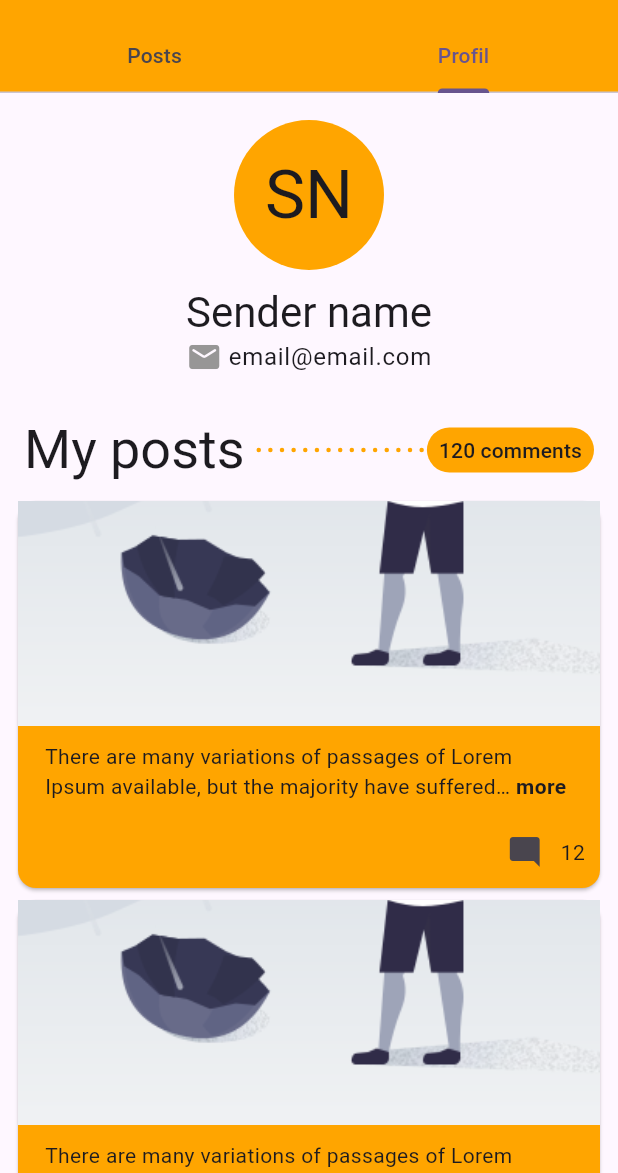
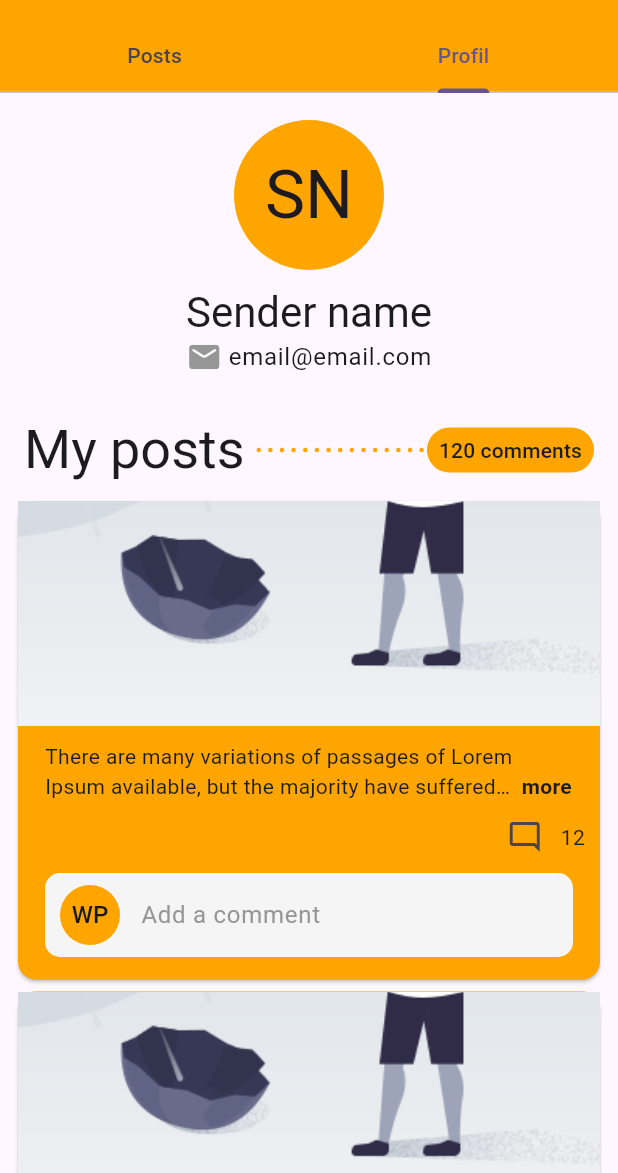
Before and after one commit to maniangdoz/exo_post, a Flutter app: the HomeScreen screen opened directly with empty values, tab 2 chosen, on a phone screen of 412 x 824 dp, the part 63-1236 px from its top. Run offline on Flutter 3.47's test engine with Material 2 defaults, Android fonts, the phone set to English and light mode, and no system bars; drawn by our look-alikes of readmore; our stand-ins replace bloc, equatable, flutter_animate, flutter_bloc, get_it, go_router and 4 more; accounts and stored records are empty.

Commit message:
add comment and view comment

```diff
--- a/lib/common/router.dart
+++ b/lib/common/router.dart
@@ -31,7 +31,7 @@ class ScreenPaths {
 final _rootNavigatorKey = GlobalKey<NavigatorState>();
 
 final appRouter = GoRouter(
-  initialLocation: '/home/0',
+  initialLocation: '/home/1',
   navigatorKey: _rootNavigatorKey,
   errorBuilder: (context, state) {
     log(state.error!.message);
--- a/lib/common/utils/app_validator.dart
+++ b/lib/common/utils/app_validator.dart
@@ -23,4 +23,11 @@ class AppValidors {
     }
     return null;
   }
+
+   static String? commentValidtor(String? value) {
+    if (value == null || value.isEmpty) {
+      return "Comment must not be empty";
+    }
+    return null;
+  }
 }
--- a/lib/features/auth/presentation/pages/auth_screen.dart
+++ b/lib/features/auth/presentation/pages/auth_screen.dart
@@ -99,7 +99,7 @@ class _AuthScreenState extends State<AuthScreen> {
           AppUtils.isDarkMode(context)
               ? AppColors.accentColor
               : AppColors.primaryColor);
-      context.go('/home/0');
+      context.go(ScreenPaths.homeScreen.replaceAll(':id', 0.toString()));
     }
   }
 
--- a/lib/features/error/presentation/pages/error_screen.dart
+++ b/lib/features/error/presentation/pages/error_screen.dart
@@ -61,6 +61,6 @@ class _ErrorScreenState extends State<ErrorScreen> {
   }
 
   void _goBack() {
-    context.go(ScreenPaths.postPage);
+    context.go(ScreenPaths.homeScreen.replaceAll(':id', "0"));
   }
 }
--- a/lib/features/home/presentation/pages/home_screen.dart
+++ b/lib/features/home/presentation/pages/home_screen.dart
@@ -1,3 +1,4 @@
+import 'package:exo_post/common/router.dart';
 import 'package:exo_post/common/styles/colors.dart';
 import 'package:exo_post/common/utils/app_utils.dart';
 import 'package:exo_post/features/profil/presentation/pages/profil_screen.dart';
@@ -70,7 +71,7 @@ class _HomeScreenState extends State<HomeScreen>
     );
   }
 
-  _tap(BuildContext context, int index) => context.go('/home/$index');
+  _tap(BuildContext context, int index) =>context.go(ScreenPaths.homeScreen.replaceAll(':id', index.toString()));
 
   @override
   bool get wantKeepAlive => true;
--- a/lib/features/post/presentation/widgets/post_card.dart
+++ b/lib/features/post/presentation/widgets/post_card.dart
@@ -1,18 +1,24 @@
+import 'package:exo_post/common/router.dart';
 import 'package:exo_post/common/utils/app_utils.dart';
+import 'package:exo_post/features/shared/presentation/widgets/avatar_user.dart';
+import 'package:exo_post/features/shared/presentation/widgets/comment_input.dart';
 import 'package:flutter/material.dart';
+import 'package:go_router/go_router.dart';
 import 'package:readmore/readmore.dart';
 
 import '../../../../common/styles/colors.dart';
 
 class PostCard extends StatefulWidget {
+  final String type;
   const PostCard({Key? key, required this.type}) : super(key: key);
 
-  final String type;
   @override
   State<PostCard> createState() => _PostCardState();
 }
 
 class _PostCardState extends State<PostCard> {
+  final _commentTextFieldController = TextEditingController();
+
   @override
   Widget build(BuildContext context) {
     return Card(
@@ -22,7 +28,9 @@ class _PostCardState extends State<PostCard> {
         child: Column(
           crossAxisAlignment: CrossAxisAlignment.start,
           children: [
-            widget.type == 'post' ? _buildPostCard() : Container(),
+            widget.type == 'post'
+                ? _buildHeaderCard('Sender name')
+                : Container(),
             Image.asset(
               'assets/images/connection_failed.png',
               width: double.infinity,
@@ -30,15 +38,14 @@ class _PostCardState extends State<PostCard> {
               fit: BoxFit.cover,
             ),
             const Padding(
-              padding:
-                  EdgeInsets.only(left: 18, right: 18, top: 10, bottom: 10),
+              padding: EdgeInsets.only(left: 18, right: 18, top: 10),
               child: ReadMoreText(
-                "There are many variations of passages of Lorem Ipsum available, but the majority have suffered alteration in some form, by injected humour, or randomised words which don't look even slightly believable. If you are going to use a passage of Lorem Ipsum, you need to be sure there isn't anything embarrassing hidden in the middle of text. All the Lorem Ipsum generators on the Internet tend to repeat predefined chunks as necessary, making this the first true generator on the Internet. It uses a dictionary of over 200 Latin words, combined with a handful of model sentence structures, to generate Lorem Ipsum which looks reasonable. The generated Lorem Ipsum is therefore always free from repetition, injected humour, or non-characteristic words etc.",
+                "There are many variations of passages of Lorem Ipsum available, but the majority have suffered alteration in some form, by injected humour, or randomised words which don't look even slightly believable. If you are going to use a passage of Lorem Ipsum",
                 trimLines: 2,
                 colorClickableText: AppColors.accentColor,
                 trimMode: TrimMode.Line,
-                trimCollapsedText: 'more',
-                trimExpandedText: 'less',
+                trimCollapsedText: ' more',
+                trimExpandedText: ' less',
                 textAlign: TextAlign.start,
                 moreStyle: TextStyle(
                   fontWeight: FontWeight.bold,
@@ -52,8 +59,8 @@ class _PostCardState extends State<PostCard> {
               mainAxisAlignment: MainAxisAlignment.end,
               children: [
                 IconButton(
-                  onPressed: () {},
-                  icon: const Icon(Icons.mode_comment),
+                  onPressed: () => _buildDetailPost(1),
+                  icon: const Icon(Icons.mode_comment_outlined),
                 ),
                 const Text(
                   '12', // Replace with the actual number of comments
@@ -61,30 +68,33 @@ class _PostCardState extends State<PostCard> {
                 const SizedBox(width: 10), // Adjust the width as needed
               ],
             ),
+            Padding(
+              padding:
+                  const EdgeInsets.only(left: 18, right: 18, top: 0, bottom: 0),
+              child: CommentInput(
+                commentTextFieldController: _commentTextFieldController,
+              ),
+            ),
           ],
         ),
       ),
     );
   }
 
-  Widget _buildPostCard() {
+  Widget _buildHeaderCard(String name) {
+    Color color = AppUtils.isDarkMode(context)
+        ? AppColors.primaryColor
+        : AppColors.accentColor;
     return ListTile(
       contentPadding: const EdgeInsets.only(left: 18, right: 18, top: 5),
-      title: const Text('Sender name'),
+      title: Text(name),
       subtitle: const Text('time'),
-      leading: CircleAvatar(
-        backgroundColor: AppUtils.isDarkMode(context)
-            ? AppColors.primaryColor
-            : AppColors.accentColor,
-        child: Text(
-          AppUtils.generateAcronym("Sender name"),
-          style: TextStyle(
-            color: AppUtils.isDarkMode(context)
-                ? AppColors.accentColor
-                : AppColors.scaffoldBackgroundColorDark,
-          ),
-        ),
-      ),
+      leading: AvatarUser(name: name, color: color),
     );
   }
+
+  void _buildDetailPost(int id) {
+    context.go(
+        '${ScreenPaths.postPage}/${ScreenPaths.detailPostPage.replaceAll(':id', id.toString())}');
+  }
 }
--- a/lib/features/register/presentation/pages/register_screen.dart
+++ b/lib/features/register/presentation/pages/register_screen.dart
@@ -104,7 +104,7 @@ class _RegisterScreenState extends State<RegisterScreen> {
           AppUtils.isDarkMode(context)
               ? AppColors.accentColor
               : AppColors.primaryColor);
-      context.go('/home/0');
+      context.go(ScreenPaths.homeScreen.replaceAll(':id', "0"));
     }
   }
 
--- /dev/null
+++ b/lib/features/shared/presentation/widgets/avatar_user.dart
@@ -0,0 +1,29 @@
+import 'package:exo_post/common/styles/colors.dart';
+import 'package:exo_post/common/utils/app_utils.dart';
+import 'package:flutter/material.dart';
+
+class AvatarUser extends StatefulWidget {
+  const AvatarUser({super.key, required this.name, required this.color});
+  final String name;
+  final Color color;
+
+  @override
+  State<AvatarUser> createState() => _AvatarUserState();
+}
+
+class _AvatarUserState extends State<AvatarUser> {
+  @override
+  Widget build(BuildContext context) {
+    return CircleAvatar(
+      backgroundColor: widget.color,
+      child: Text(
+        AppUtils.generateAcronym(widget.name),
+        style: TextStyle(
+          color: AppUtils.isDarkMode(context)
+              ? AppColors.accentColor
+              : AppColors.scaffoldBackgroundColorDark,
+        ),
+      ),
+    );
+  }
+}
--- /dev/null
+++ b/lib/features/shared/presentation/widgets/comment_input.dart
@@ -0,0 +1,39 @@
+import 'package:exo_post/common/styles/colors.dart';
+import 'package:exo_post/common/utils/app_utils.dart';
+import 'package:exo_post/common/utils/app_validator.dart';
+import 'package:exo_post/features/shared/presentation/widgets/text_field_shared.dart';
+import 'package:flutter/material.dart';
+
+class CommentInput extends StatelessWidget {
+  const CommentInput({
+    super.key,
+    required TextEditingController commentTextFieldController,
+  }) : _commentTextFieldController = commentTextFieldController;
+
+  final TextEditingController _commentTextFieldController;
+
+  @override
+  Widget build(BuildContext context) {
+    return Container(
+      padding: const EdgeInsets.fromLTRB(10, 0, 10, 0),
+      margin: const EdgeInsets.fromLTRB(0, 0, 0, 15),
+      decoration: BoxDecoration(
+          color: AppUtils.isDarkMode(context)
+              ? AppColors.scaffoldBackgroundColorDark
+              : AppColors.scaffoldBackgroundColorLight,
+          borderRadius: BorderRadius.circular(10)),
+      child: Column(
+        children: [
+          TextFieldShared(
+            controller: _commentTextFieldController,
+            labelText: "Add a comment",
+            typeText: "TextArea",
+            maxLines: 1,
+            icon: Icons.mode_comment_outlined,
+            validator: AppValidors.commentValidtor,
+          ),
+        ],
+      ),
+    );
+  }
+}
--- a/lib/features/shared/presentation/widgets/text_field_shared.dart
+++ b/lib/features/shared/presentation/widgets/text_field_shared.dart
@@ -1,4 +1,6 @@
 import 'package:exo_post/common/styles/colors.dart';
+import 'package:exo_post/common/utils/app_utils.dart';
+import 'package:exo_post/features/shared/presentation/widgets/avatar_user.dart';
 import 'package:flutter/material.dart';
 
 class TextFieldShared extends StatelessWidget {
@@ -17,11 +19,15 @@ class TextFieldShared extends StatelessWidget {
     required this.labelText,
     required this.typeText,
     required this.maxLines,
-    this.validator, this.suffixIcon,
+    this.validator,
+    this.suffixIcon,
   }) : super(key: key);
 
   @override
   Widget build(BuildContext context) {
+    Color color =
+        AppUtils.isDarkMode(context) ? Colors.black : AppColors.primaryColor;
+
     return TextFormField(
       obscureText: typeText == "Password" ? true : false,
       controller: controller,
@@ -29,10 +35,15 @@ class TextFieldShared extends StatelessWidget {
       style: const TextStyle(color: AppColors.greyColor),
       decoration: InputDecoration(
         border: InputBorder.none,
-        prefixIcon: Icon(
-          icon,
-          color: AppColors.primaryColor,
-        ),
+        prefixIcon: typeText == "TextArea"
+            ? Padding(
+                padding: const EdgeInsets.only(right: 10),
+                child: AvatarUser(name: 'Winnie Parton', color: color),
+              )
+            : Icon(
+                icon,
+                color: AppColors.primaryColor,
+              ),
         suffixIcon: suffixIcon,
         focusedBorder: UnderlineInputBorder(
           borderSide: BorderSide(
```
Also changed, not shown: lib/features/detail_post/presentation/pages/detail_post_screen.dart (+17 -6 lines), 5 other files.
